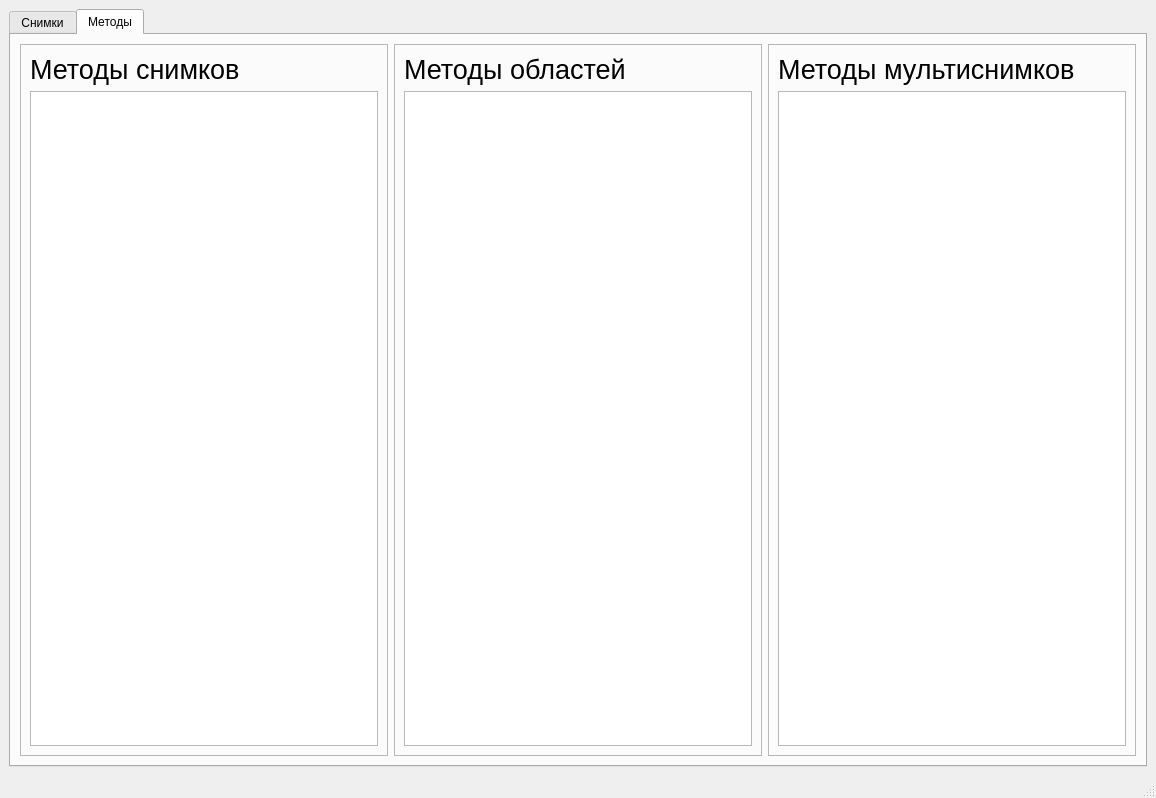
Qt form UI/main_window.ui (Limuranius/FY3D-image-analyzer) before a commit.
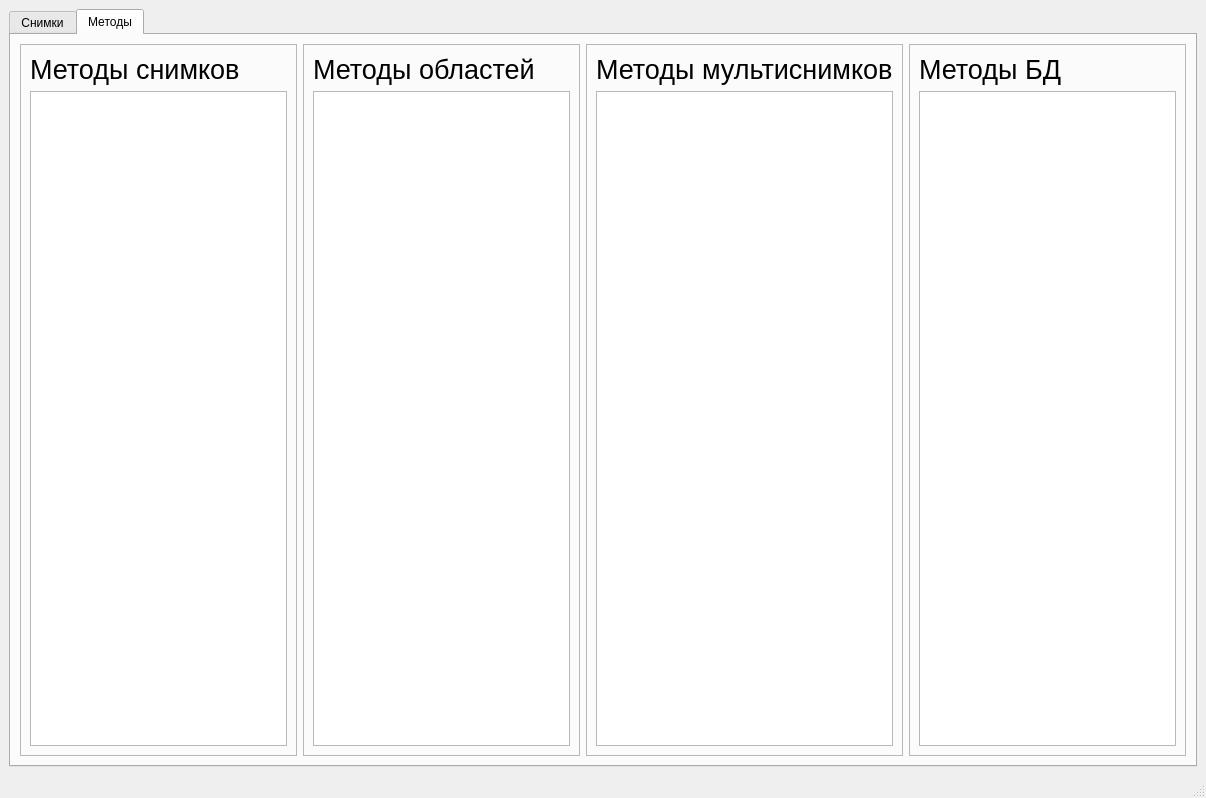
The same form after that commit. The open tabs and pages were chosen to show the change. Custom widgets are drawn as their Qt base class.

Commit message: Возможность выбора всех годов

```diff
--- a/UI/main_window.ui
+++ b/UI/main_window.ui
@@ -6,7 +6,7 @@
    <rect>
     <x>0</x>
     <y>0</y>
-    <width>1156</width>
+    <width>1206</width>
     <height>798</height>
    </rect>
   </property>
@@ -595,6 +595,33 @@
           </layout>
          </widget>
         </item>
+        <item>
+         <widget class="QFrame" name="frame_12">
+          <property name="frameShape">
+           <enum>QFrame::StyledPanel</enum>
+          </property>
+          <property name="frameShadow">
+           <enum>QFrame::Raised</enum>
+          </property>
+          <layout class="QVBoxLayout" name="verticalLayout_7">
+           <item>
+            <widget class="QLabel" name="label_19">
+             <property name="font">
+              <font>
+               <pointsize>20</pointsize>
+              </font>
+             </property>
+             <property name="text">
+              <string>Методы БД</string>
+             </property>
+            </widget>
+           </item>
+           <item>
+            <widget class="QListWidget" name="listWidget_tasks_database"/>
+           </item>
+          </layout>
+         </widget>
+        </item>
        </layout>
       </widget>
      </widget>
```
Left out of the diff: 25 changed lines with no effect on the pictures. The commit also changes 2 other files.
